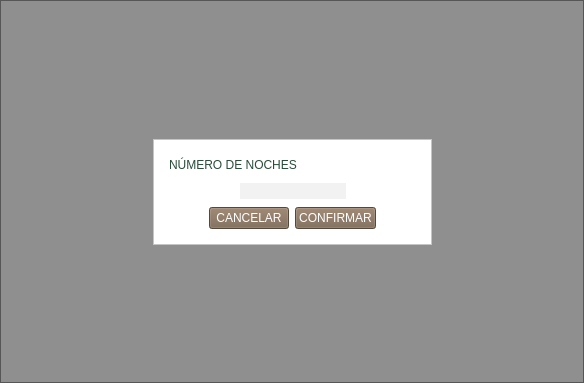
Before: the Qt Designer form nights.ui in altitude-solutions/Camino_Real_Desktop, drawn with Qt 5.
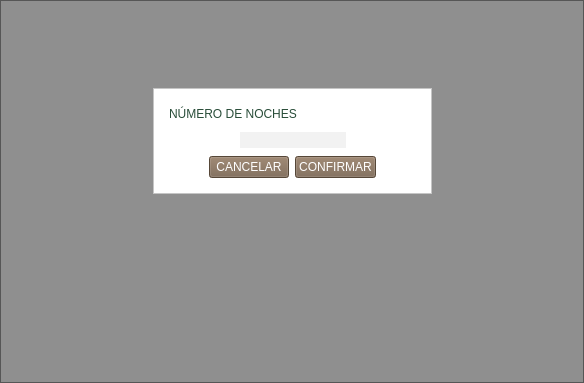
After: the same form once the commit is applied.

```diff
--- a/nights.ui
+++ b/nights.ui
@@ -49,6 +49,9 @@
         <property name="orientation">
          <enum>Qt::Vertical</enum>
         </property>
+        <property name="sizeType">
+         <enum>QSizePolicy::Preferred</enum>
+        </property>
         <property name="sizeHint" stdset="0">
          <size>
           <width>20</width>
```
Left out of the diff: 20 changed lines with no effect on the pictures.
